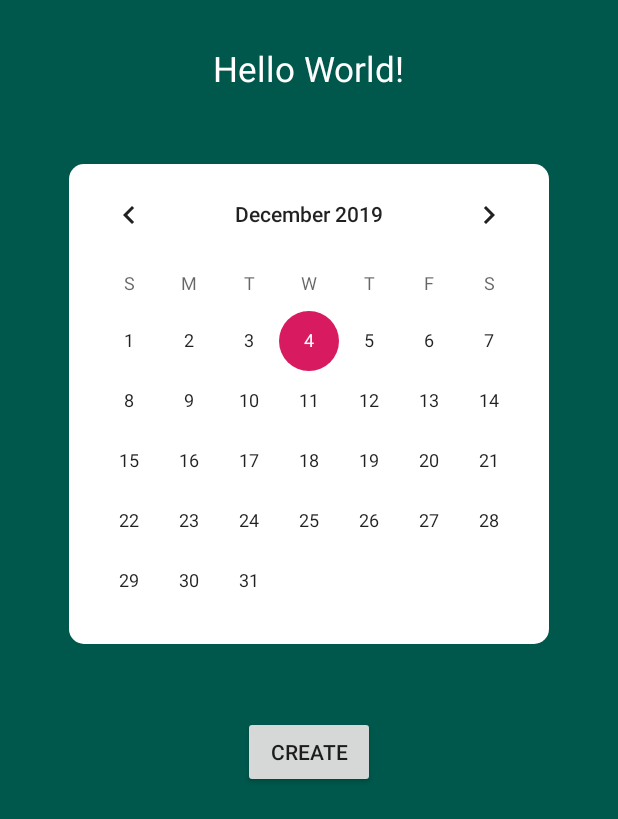
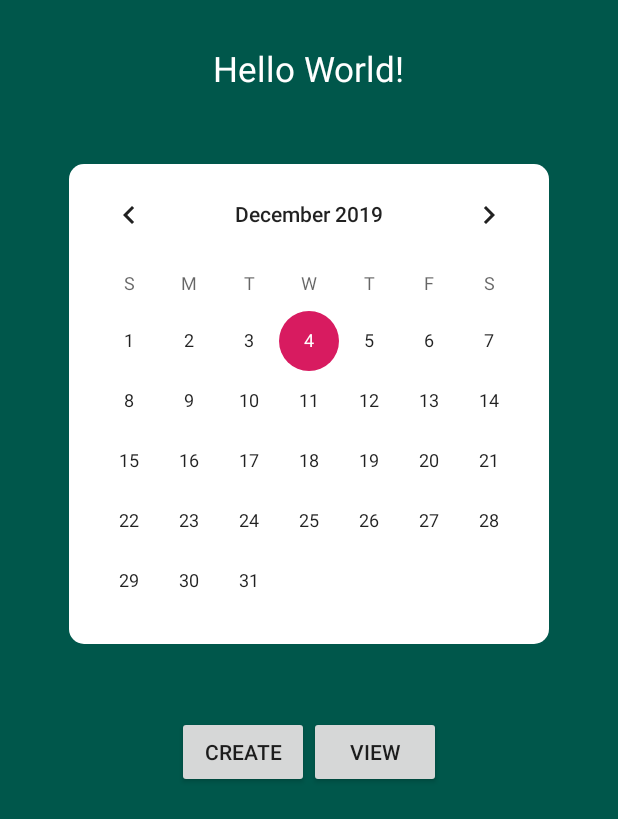
Before and after one commit to ZmanHsiao/calendar_planner, an Android app: the layout activity_main.xml on its own in the app's theme, with its tools: preview values and no code run, on a phone screen of 412 x 824 dp. Shown: the top 819 px of the screen. Run offline under Robolectric (Android 15) with nearby library versions, the phone set to English and light mode, and no system bars.

```diff
--- a/app/build.gradle
+++ b/app/build.gradle
@@ -26,12 +26,12 @@ android {
 dependencies {
     implementation fileTree(dir: 'libs', include: ['*.jar'])
     implementation "org.jetbrains.kotlin:kotlin-stdlib-jdk7:$kotlin_version"
-    implementation 'androidx.appcompat:appcompat:1.0.2'
-    implementation 'androidx.core:core-ktx:1.0.2'
+    implementation 'com.android.support:appcompat-v7:29.0.0'
     implementation 'androidx.constraintlayout:constraintlayout:1.1.3'
     implementation 'com.google.android.gms:play-services-maps:16.1.0'
     testImplementation 'junit:junit:4.12'
     androidTestImplementation 'androidx.test.ext:junit:1.1.0'
     androidTestImplementation 'androidx.test.espresso:espresso-core:3.1.1'
-    implementation "com.android.support:support-compat:28.0.0"
+    implementation "com.android.support:support-compat:29.0.0"
+    implementation 'com.android.support:recyclerview-v7:29.0.0'
 }
--- a/app/src/main/res/layout/activity_main.xml
+++ b/app/src/main/res/layout/activity_main.xml
@@ -23,16 +23,26 @@
         android:layout_width="320dp"
         android:layout_height="wrap_content" >
         <CalendarView
+            android:id="@+id/calendar"
             android:layout_width="wrap_content"
             android:layout_height="320dp" />
     </LinearLayout>
-
-    <Button
+    <LinearLayout
         android:layout_marginTop="48dp"
         android:layout_gravity="center_horizontal"
-        android:id="@+id/newEventBtn"
-        android:text="Create"
         android:layout_width="wrap_content"
-        android:layout_height="wrap_content" />
+        android:layout_height="wrap_content">
+        <Button
+            android:id="@+id/newEventBtn"
+            android:text="Create"
+            android:layout_width="wrap_content"
+            android:layout_height="wrap_content" />
+        <Button
+            android:id="@+id/open"
+            android:text="View"
+            android:layout_width="wrap_content"
+            android:layout_height="wrap_content" />
+    </LinearLayout>
+
 
 </LinearLayout>
```
Also changed, not shown: app/src/main/AndroidManifest.xml (+5 -3 lines), app/src/main/java/edu/uw/colind4/calendar_planner/DaySchedule.kt (added, +45 -0 lines), app/src/main/java/edu/uw/colind4/calendar_planner/MainActivity.kt (+10 -1 lines), app/src/main/res/layout/activity_day_schedule.xml (added, +14 -0 lines), app/src/main/res/layout/rview_layout.xml (added, +16 -0 lines).
